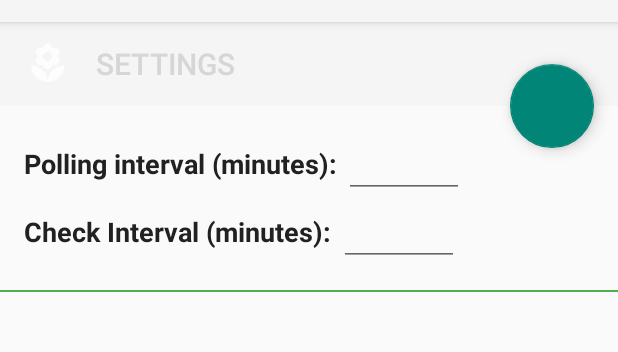
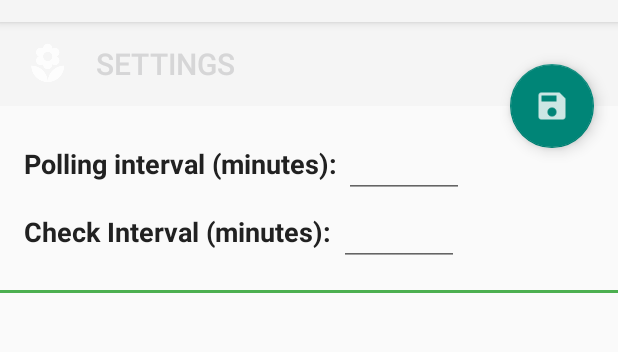
Before and after one commit to djolez/SEEDS, an Android app: the SettingsActivity screen opened directly, with no data from a screen before it, on a phone screen of 412 x 824 dp, the part 62-414 px from its top. Run offline under Robolectric (Android 15) with nearby library versions, the light colour scheme and no system bars; libraries missing offline, so code that uses them is left out: org.springframework.http, org.springframework.web; 4 statements that could not run were skipped.

Commit message:
Fixed bug and updated UI
fixed settings posting duplicating bug and added icons.

```diff
--- a/android/app/src/main/java/com/example/djordje/seeds/SettingsActivity.java
+++ b/android/app/src/main/java/com/example/djordje/seeds/SettingsActivity.java
@@ -1,20 +1,16 @@
 package com.example.djordje.seeds;
 
-import android.bluetooth.BluetoothClass;
 import android.content.Intent;
-import android.support.design.widget.CoordinatorLayout;
 import android.support.design.widget.FloatingActionButton;
+import android.support.v4.widget.SwipeRefreshLayout;
 import android.support.v7.app.AppCompatActivity;
 import android.os.Bundle;
-import android.support.v7.widget.Toolbar;
 import android.view.View;
 import android.widget.EditText;
 
-import com.example.djordje.seeds.device.Device;
 import com.example.djordje.seeds.settings.Settings;
 
 import java.util.ArrayList;
-import java.util.Arrays;
 
 public class SettingsActivity extends AppCompatActivity {
     private String[] available_devices;
@@ -31,8 +27,7 @@ public class SettingsActivity extends AppCompatActivity {
         final EditText polling_interval = (EditText) findViewById(R.id.polling_interval);
         final EditText checking_interval = (EditText) findViewById(R.id.check_interval);
         FloatingActionButton done = (FloatingActionButton) findViewById(R.id.settings_done_button);
-        CoordinatorLayout.LayoutParams p = (CoordinatorLayout.LayoutParams) done.getLayoutParams();
-        done.setLayoutParams(p);
+        toSave = new Settings(SettingsActivity.this);
         done.setOnClickListener(new View.OnClickListener() {
             @Override
             public void onClick(View view) {
@@ -46,8 +41,7 @@ public class SettingsActivity extends AppCompatActivity {
 
         getAvailableDeviceIds();
         //new Device.RetrieveDeviceListTask(SettingsActivity.this, "SettingsActivity").execute();
-        toSave = new Settings(SettingsActivity.this);
-        toSave.getAllDevices();
+        toSave.getAllSettings();
     }
 
     private void getAvailableDeviceIds() {
--- a/android/app/src/main/java/com/example/djordje/seeds/device/DeviceAdapter.java
+++ b/android/app/src/main/java/com/example/djordje/seeds/device/DeviceAdapter.java
@@ -2,6 +2,7 @@ package com.example.djordje.seeds.device;
 
 import android.content.Context;
 import android.graphics.Color;
+import android.util.Log;
 import android.view.LayoutInflater;
 import android.view.View;
 import android.view.ViewGroup;
@@ -162,15 +163,16 @@ public class DeviceAdapter extends ArrayAdapter<Device> {
     }
 
     private boolean isDeviceReadingEmpty(Device device) {
+        if(device==null) return true;
 
-        if(device.getSub_devices().size() > 0) {
+        if( device.getSub_devices() != null && device.getSub_devices().size() > 0) {
             for(Device sd: device.getSub_devices()) {
                 if(!sd.getValues().isEmpty())
                     return false;
             }
         }
 
-        if(device.getValues().size() > 0)
+        if(device.getValues()!=null && device.getValues().size() > 0)
             return false;
         return true;
     }
--- a/android/app/src/main/java/com/example/djordje/seeds/settings/Settings.java
+++ b/android/app/src/main/java/com/example/djordje/seeds/settings/Settings.java
@@ -2,7 +2,10 @@ package com.example.djordje.seeds.settings;
 
 import android.content.Context;
 import android.os.AsyncTask;
+import android.support.design.widget.Snackbar;
+import android.support.v4.widget.SwipeRefreshLayout;
 import android.util.Log;
+import android.view.View;
 import android.widget.EditText;
 import android.widget.ListView;
 
@@ -52,7 +55,7 @@ public class Settings {
 
 
     @JsonIgnore
-    public void getAllDevices() {
+    public void getAllSettings() {
         new RetrieveSettingsTask(context).execute();
     }
 
@@ -141,6 +144,8 @@ public class Settings {
                 return res;
             } catch (Exception e) {
                 Log.e("MainActivity", e.getMessage(), e);
+                Snackbar.make(((SettingsActivity)context).findViewById(R.id.settings_main_linearlayout), "An error occured while saving settings on server", Snackbar.LENGTH_LONG)
+                        .show();
             }
 
             return null;
@@ -149,7 +154,12 @@ public class Settings {
 
         @Override
         protected void onPostExecute(String a) {
-            System.out.println("RESULT! "+ a);
+            if(a.equals("OK"))
+                Snackbar.make(((SettingsActivity)context).findViewById(R.id.settings_main_linearlayout), "Settings correctly saved on server", Snackbar.LENGTH_LONG)
+                    .show();
+            else
+                Snackbar.make(((SettingsActivity)context).findViewById(R.id.settings_main_linearlayout), "An error occured while saving settings on server", Snackbar.LENGTH_LONG)
+                        .show();
             return;
         }
 
@@ -192,8 +202,10 @@ public class Settings {
 
             EditText poll  = (EditText) ((SettingsActivity) ctx).findViewById(R.id.polling_interval);
             EditText check = (EditText) ((SettingsActivity) ctx).findViewById(R.id.check_interval);
-            poll.setText(Integer.toString(result.getPoll_interval_minutes()));
-            check.setText(Integer.toString(result.getCheck_interval_minutes()));
+            if(result!=null) {
+                poll.setText(Integer.toString(result.getPoll_interval_minutes()));
+                check.setText(Integer.toString(result.getCheck_interval_minutes()));
+            }
 
             SettingsActivity.setSettingsToSave(result);
         }
--- a/android/app/src/main/res/layout/activity_settings.xml
+++ b/android/app/src/main/res/layout/activity_settings.xml
@@ -77,7 +77,7 @@
         </LinearLayout>
         <View
             android:layout_width="match_parent"
-            android:layout_height="1dp"
+            android:layout_height="2dp"
             android:backgroundTint="@color/colorPrimary"
             android:background="@android:color/darker_gray"/>
 
@@ -85,8 +85,9 @@
             android:id="@+id/device_schedule_list"
             android:layout_width="match_parent"
             android:divider="@color/colorPrimary"
-            android:dividerHeight="1dip"
-            android:descendantFocusability="afterDescendants"
+            android:dividerHeight="1dp"
+            android:footerDividersEnabled="false"
+            android:headerDividersEnabled="false"
             android:layout_height="wrap_content">
         </ListView>
 
@@ -97,6 +98,7 @@
         android:id="@+id/settings_done_button"
         android:layout_height="wrap_content"
         android:layout_margin="16dp"
+        android:src="@drawable/ic_save"
         app:layout_anchorGravity="bottom|right|end"
         app:layout_anchor="@id/settings_toolbar"
         />
--- a/android/app/src/main/res/layout/datetime_dialog.xml
+++ b/android/app/src/main/res/layout/datetime_dialog.xml
@@ -30,7 +30,13 @@
                 android:id="@+id/date_time_set"
                 android:layout_below="@id/time_picker"
                 android:layout_width="match_parent"
+                android:background="@color/colorAccent"
+                android:textColor="@color/mdtp_white"
+                android:orientation="vertical"
+                android:layout_marginBottom="@dimen/activity_vertical_margin"
+                android:layout_marginTop="@dimen/activity_vertical_margin"
                 android:text="Set"
+
                 android:layout_height="wrap_content" />
         </RelativeLayout>
     </ScrollView>
```
Also changed, not shown: android/app/src/main/java/com/example/djordje/seeds/MainActivity.java (+7 -4 lines), android/app/src/main/java/com/example/djordje/seeds/device/Device.java (+47 -44 lines), android/app/src/main/res/layout/content_main.xml (+16 -1 lines), android/app/src/main/res/drawable-hdpi/ic_save.png (added), android/app/src/main/res/drawable-mdpi/ic_save.png (added), android/app/src/main/res/drawable-xhdpi/ic_save.png (added), android/app/src/main/res/drawable-xxhdpi/ic_save.png (added).
